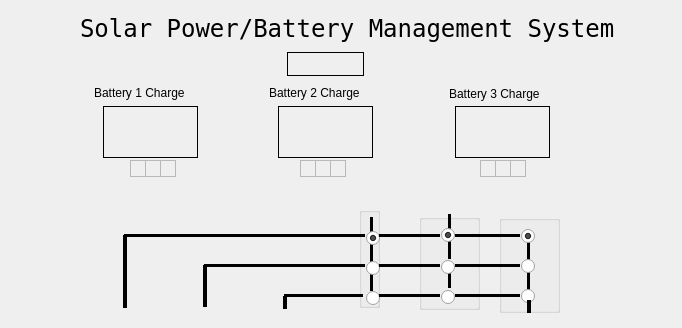
This is gui/power-management-main.ui in dmsherazi/Battery-Management-System as Qt 5 draws it before an edit; both pictures show x 0 to 682 and y 0 to 328 of the 682 by 585 pixel window. The edited form follows.
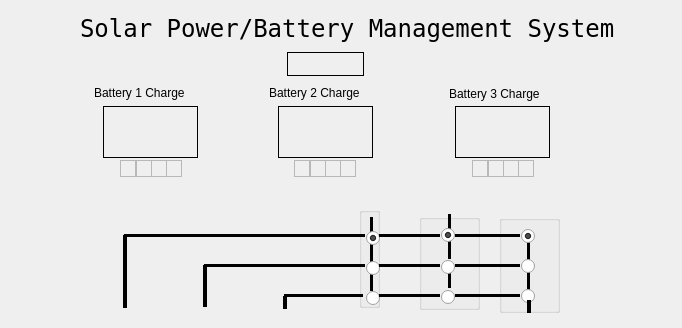
This is the edited form. Icons and pictures are not drawn.

Commit message: Charger - change code to stop charging in float phase to a test on all batteries. Monitor - add more decision values Objdic - default battery types to gel for safety. GUI - Add additional indicator for health Data Processing - display decision as hex.

Diff of the .ui file:
```diff
--- a/gui/power-management-main.ui
+++ b/gui/power-management-main.ui
@@ -1630,7 +1630,7 @@
   <widget class="QLabel" name="battery1Fill">
    <property name="geometry">
     <rect>
-     <x>130</x>
+     <x>136</x>
      <y>160</y>
      <width>16</width>
      <height>17</height>
@@ -1657,7 +1657,7 @@
   <widget class="QLabel" name="battery2Fill">
    <property name="geometry">
     <rect>
-     <x>300</x>
+     <x>310</x>
      <y>160</y>
      <width>16</width>
      <height>17</height>
@@ -1684,7 +1684,7 @@
   <widget class="QLabel" name="battery3Fill">
    <property name="geometry">
     <rect>
-     <x>480</x>
+     <x>488</x>
      <y>160</y>
      <width>16</width>
      <height>17</height>
@@ -1711,7 +1711,7 @@
   <widget class="QLabel" name="battery1Charging">
    <property name="geometry">
     <rect>
-     <x>145</x>
+     <x>151</x>
      <y>160</y>
      <width>16</width>
      <height>17</height>
@@ -1738,7 +1738,7 @@
   <widget class="QLabel" name="battery2Charging">
    <property name="geometry">
     <rect>
-     <x>315</x>
+     <x>325</x>
      <y>160</y>
      <width>16</width>
      <height>17</height>
@@ -1765,7 +1765,7 @@
   <widget class="QLabel" name="battery3Charging">
    <property name="geometry">
     <rect>
-     <x>495</x>
+     <x>503</x>
      <y>160</y>
      <width>16</width>
      <height>17</height>
@@ -1792,7 +1792,7 @@
   <widget class="QLabel" name="battery1Op">
    <property name="geometry">
     <rect>
-     <x>160</x>
+     <x>166</x>
      <y>160</y>
      <width>16</width>
      <height>17</height>
@@ -1819,7 +1819,7 @@
   <widget class="QLabel" name="battery2Op">
    <property name="geometry">
     <rect>
-     <x>330</x>
+     <x>340</x>
      <y>160</y>
      <width>16</width>
      <height>17</height>
@@ -1846,7 +1846,7 @@
   <widget class="QLabel" name="battery3Op">
    <property name="geometry">
     <rect>
-     <x>510</x>
+     <x>518</x>
      <y>160</y>
      <width>16</width>
      <height>17</height>
@@ -1886,6 +1886,87 @@
     <string>Connect</string>
    </property>
   </widget>
+  <widget class="QLabel" name="battery1Health">
+   <property name="geometry">
+    <rect>
+     <x>120</x>
+     <y>160</y>
+     <width>16</width>
+     <height>17</height>
+    </rect>
+   </property>
+   <property name="font">
+    <font>
+     <pointsize>6</pointsize>
+    </font>
+   </property>
+   <property name="toolTip">
+    <string>Fill State - Normal, Low, Critical</string>
+   </property>
+   <property name="frameShape">
+    <enum>QFrame::StyledPanel</enum>
+   </property>
+   <property name="frameShadow">
+    <enum>QFrame::Raised</enum>
+   </property>
+   <property name="text">
+    <string/>
+   </property>
+  </widget>
+  <widget class="QLabel" name="battery2Health">
+   <property name="geometry">
+    <rect>
+     <x>294</x>
+     <y>160</y>
+     <width>16</width>
+     <height>17</height>
+    </rect>
+   </property>
+   <property name="font">
+    <font>
+     <pointsize>6</pointsize>
+    </font>
+   </property>
+   <property name="toolTip">
+    <string>Fill State - Normal, Low, Critical</string>
+   </property>
+   <property name="frameShape">
+    <enum>QFrame::StyledPanel</enum>
+   </property>
+   <property name="frameShadow">
+    <enum>QFrame::Raised</enum>
+   </property>
+   <property name="text">
+    <string/>
+   </property>
+  </widget>
+  <widget class="QLabel" name="battery3Health">
+   <property name="geometry">
+    <rect>
+     <x>472</x>
+     <y>160</y>
+     <width>16</width>
+     <height>17</height>
+    </rect>
+   </property>
+   <property name="font">
+    <font>
+     <pointsize>6</pointsize>
+    </font>
+   </property>
+   <property name="toolTip">
+    <string>Fill State - Normal, Low, Critical</string>
+   </property>
+   <property name="frameShape">
+    <enum>QFrame::StyledPanel</enum>
+   </property>
+   <property name="frameShadow">
+    <enum>QFrame::Raised</enum>
+   </property>
+   <property name="text">
+    <string/>
+   </property>
+  </widget>
  </widget>
  <resources>
   <include location="../../../../../data/home/ksarkies/Projects/Battery-Management-System/gui/power-management-gui.qrc"/>
```
The commit also changes 6 other files.
